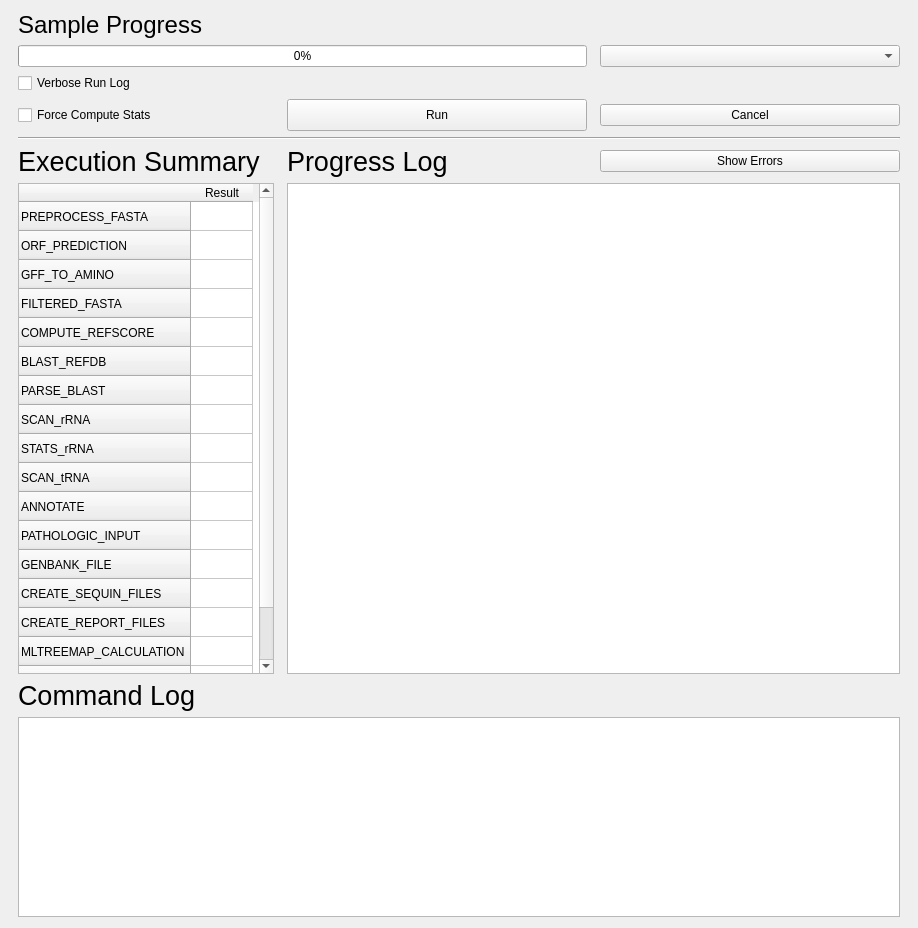
hallamlab/MetaPathwaysGUI, file tabs/ProgressDialog.ui: the form before one commit.
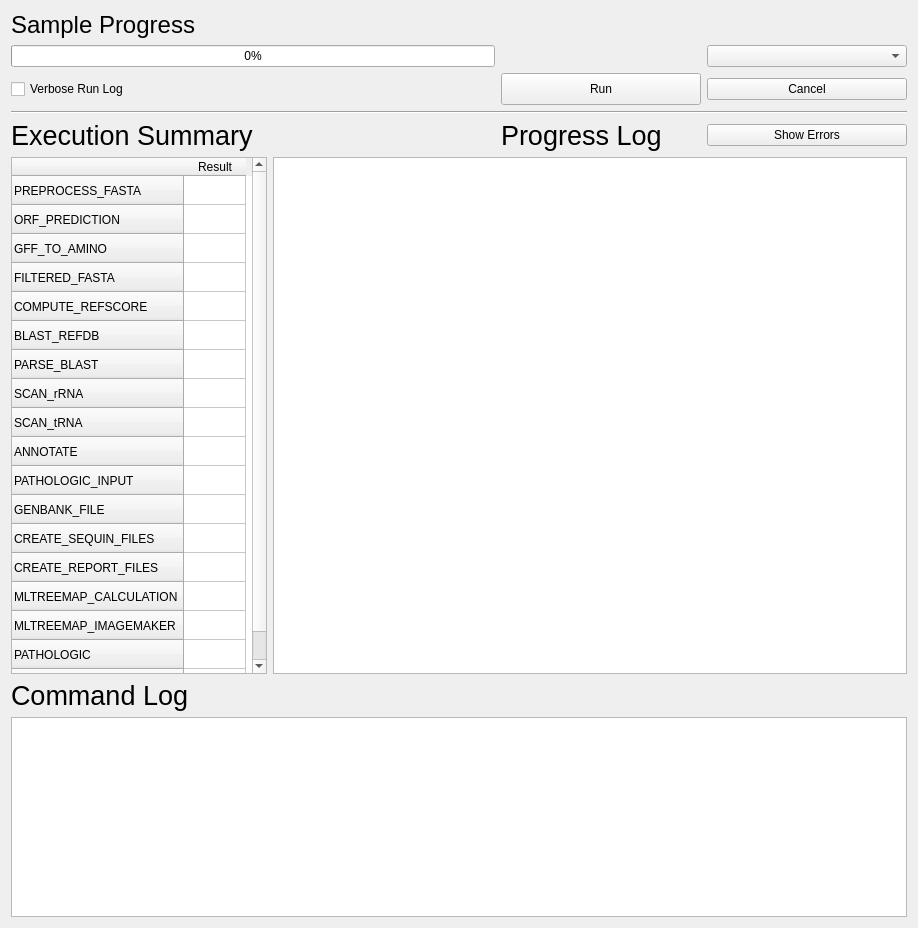
The form after the commit.

The edit to the form file:
```diff
--- a/tabs/ProgressDialog.ui
+++ b/tabs/ProgressDialog.ui
@@ -14,111 +14,10 @@
    <string>Form</string>
   </property>
   <layout class="QGridLayout" name="gridLayout">
-   <item row="3" column="2">
-    <widget class="QPushButton" name="cancelButton">
-     <property name="sizePolicy">
-      <sizepolicy hsizetype="Maximum" vsizetype="Fixed">
-       <horstretch>0</horstretch>
-       <verstretch>0</verstretch>
-      </sizepolicy>
-     </property>
-     <property name="minimumSize">
-      <size>
-       <width>200</width>
-       <height>0</height>
-      </size>
-     </property>
-     <property name="maximumSize">
-      <size>
-       <width>300</width>
-       <height>16777215</height>
-      </size>
-     </property>
-     <property name="text">
-      <string>Cancel</string>
-     </property>
-    </widget>
-   </item>
-   <item row="4" column="0" colspan="3">
-    <widget class="Line" name="line_2">
-     <property name="orientation">
-      <enum>Qt::Horizontal</enum>
-     </property>
-    </widget>
-   </item>
-   <item row="5" column="1">
-    <widget class="QLabel" name="logLabel">
-     <property name="font">
-      <font>
-       <pointsize>20</pointsize>
-      </font>
-     </property>
-     <property name="text">
-      <string>Progress Log</string>
-     </property>
-    </widget>
-   </item>
-   <item row="5" column="2">
-    <widget class="QPushButton" name="showErrors">
-     <property name="text">
-      <string>Show Errors</string>
-     </property>
-    </widget>
-   </item>
-   <item row="2" column="0">
-    <widget class="QCheckBox" name="runVerboseCheckBox">
-     <property name="text">
-      <string>Verbose Run Log</string>
-     </property>
-    </widget>
-   </item>
    <item row="5" column="0">
-    <widget class="QLabel" name="summaryLabel">
-     <property name="font">
-      <font>
-       <pointsize>20</pointsize>
-      </font>
-     </property>
-     <property name="text">
-      <string>Execution Summary</string>
-     </property>
-    </widget>
-   </item>
-   <item row="3" column="0">
-    <widget class="QCheckBox" name="computeStats">
-     <property name="text">
-      <string>Force Compute Stats</string>
-     </property>
-    </widget>
-   </item>
-   <item row="0" column="0">
-    <widget class="QLabel" name="progressLabel">
-     <property name="font">
-      <font>
-       <pointsize>18</pointsize>
-      </font>
-     </property>
-     <property name="text">
-      <string>Sample Progress</string>
-     </property>
-    </widget>
-   </item>
-   <item row="7" column="0">
-    <widget class="QLabel" name="label">
-     <property name="font">
-      <font>
-       <pointsize>20</pointsize>
-      </font>
-     </property>
-     <property name="text">
-      <string>Command Log</string>
-     </property>
-    </widget>
-   </item>
-   <item row="6" column="0">
     <widget class="QTableWidget" name="summaryTable">
      <property name="sizePolicy">
-      <sizepolicy hsizetype="Fixed" vsizetype="Expanding">
+      <sizepolicy hsizetype="Maximum" vsizetype="Minimum">
        <horstretch>0</horstretch>
        <verstretch>0</verstretch>
       </sizepolicy>
@@ -184,11 +83,6 @@
        <string>SCAN_rRNA</string>
       </property>
      </row>
-     <row>
-      <property name="text">
-       <string>STATS_rRNA</string>
-      </property>
-     </row>
      <row>
       <property name="text">
        <string>SCAN_tRNA</string>
@@ -234,6 +128,11 @@
        <string>PATHOLOGIC</string>
       </property>
      </row>
+     <row>
+      <property name="text">
+       <string>RPKM</string>
+      </property>
+     </row>
      <column>
       <property name="text">
        <string>Result</string>
@@ -241,23 +140,110 @@
      </column>
     </widget>
    </item>
-   <item row="6" column="1" colspan="2">
-    <widget class="QTextBrowser" name="logBrowser">
+   <item row="0" column="0">
+    <widget class="QLabel" name="progressLabel">
+     <property name="font">
+      <font>
+       <pointsize>18</pointsize>
+      </font>
+     </property>
+     <property name="text">
+      <string>Sample Progress</string>
+     </property>
+    </widget>
+   </item>
+   <item row="6" column="0">
+    <widget class="QLabel" name="label">
+     <property name="font">
+      <font>
+       <pointsize>20</pointsize>
+      </font>
+     </property>
+     <property name="text">
+      <string>Command Log</string>
+     </property>
+    </widget>
+   </item>
+   <item row="4" column="3">
+    <widget class="QPushButton" name="showErrors">
+     <property name="text">
+      <string>Show Errors</string>
+     </property>
+    </widget>
+   </item>
+   <item row="2" column="3">
+    <widget class="QPushButton" name="cancelButton">
      <property name="sizePolicy">
-      <sizepolicy hsizetype="Preferred" vsizetype="Expanding">
+      <sizepolicy hsizetype="Minimum" vsizetype="Fixed">
        <horstretch>0</horstretch>
        <verstretch>0</verstretch>
       </sizepolicy>
      </property>
      <property name="minimumSize">
       <size>
-       <width>400</width>
-       <height>228</height>
+       <width>200</width>
+       <height>0</height>
       </size>
      </property>
+     <property name="maximumSize">
+      <size>
+       <width>300</width>
+       <height>16777215</height>
+      </size>
+     </property>
+     <property name="text">
+      <string>Cancel</string>
+     </property>
     </widget>
    </item>
-   <item row="8" column="0" colspan="3">
+   <item row="2" column="2">
+    <widget class="QPushButton" name="runButton">
+     <property name="sizePolicy">
+      <sizepolicy hsizetype="Minimum" vsizetype="Fixed">
+       <horstretch>0</horstretch>
+       <verstretch>0</verstretch>
+      </sizepolicy>
+     </property>
+     <property name="minimumSize">
+      <size>
+       <width>200</width>
+       <height>32</height>
+      </size>
+     </property>
+     <property name="maximumSize">
+      <size>
+       <width>300</width>
+       <height>32</height>
+      </size>
+     </property>
+     <property name="text">
+      <string>Run</string>
+     </property>
+    </widget>
+   </item>
+   <item row="1" column="3">
+    <widget class="QComboBox" name="sampleSelect">
+     <property name="sizePolicy">
+      <sizepolicy hsizetype="Minimum" vsizetype="Fixed">
+       <horstretch>0</horstretch>
+       <verstretch>0</verstretch>
+      </sizepolicy>
+     </property>
+    </widget>
+   </item>
+   <item row="4" column="2">
+    <widget class="QLabel" name="logLabel">
+     <property name="font">
+      <font>
+       <pointsize>20</pointsize>
+      </font>
+     </property>
+     <property name="text">
+      <string>Progress Log</string>
+     </property>
+    </widget>
+   </item>
+   <item row="7" column="0" colspan="4">
     <widget class="QTextEdit" name="standardOut">
      <property name="sizePolicy">
       <sizepolicy hsizetype="Expanding" vsizetype="Minimum">
@@ -276,45 +262,87 @@
      </property>
     </widget>
    </item>
+   <item row="3" column="0" colspan="4">
+    <widget class="Line" name="line_2">
+     <property name="orientation">
+      <enum>Qt::Horizontal</enum>
+     </property>
+    </widget>
+   </item>
+   <item row="2" column="0">
+    <widget class="QCheckBox" name="runVerboseCheckBox">
+     <property name="text">
+      <string>Verbose Run Log</string>
+     </property>
+    </widget>
+   </item>
+   <item row="1" column="2">
+    <spacer name="horizontalSpacer">
+     <property name="orientation">
+      <enum>Qt::Horizontal</enum>
+     </property>
+     <property name="sizeType">
+      <enum>QSizePolicy::Minimum</enum>
+     </property>
+     <property name="sizeHint" stdset="0">
+      <size>
+       <width>40</width>
+       <height>20</height>
+      </size>
+     </property>
+    </spacer>
+   </item>
+   <item row="4" column="0">
+    <widget class="QLabel" name="summaryLabel">
+     <property name="font">
+      <font>
+       <pointsize>20</pointsize>
+      </font>
+     </property>
+     <property name="text">
+      <string>Execution Summary</string>
+     </property>
+    </widget>
+   </item>
+   <item row="2" column="1">
+    <spacer name="horizontalSpacer_2">
+     <property name="orientation">
+      <enum>Qt::Horizontal</enum>
+     </property>
+     <property name="sizeHint" stdset="0">
+      <size>
+       <width>40</width>
+       <height>20</height>
+      </size>
+     </property>
+    </spacer>
+   </item>
    <item row="1" column="0" colspan="2">
     <widget class="QProgressBar" name="progressBar">
+     <property name="sizePolicy">
+      <sizepolicy hsizetype="Preferred" vsizetype="Fixed">
+       <horstretch>0</horstretch>
+       <verstretch>0</verstretch>
+      </sizepolicy>
+     </property>
      <property name="value">
       <number>0</number>
      </property>
     </widget>
    </item>
-   <item row="3" column="1">
-    <widget class="QPushButton" name="runButton">
+   <item row="5" column="1" colspan="3">
+    <widget class="QTextBrowser" name="logBrowser">
      <property name="sizePolicy">
-      <sizepolicy hsizetype="Minimum" vsizetype="Fixed">
+      <sizepolicy hsizetype="MinimumExpanding" vsizetype="Expanding">
        <horstretch>0</horstretch>
        <verstretch>0</verstretch>
       </sizepolicy>
      </property>
      <property name="minimumSize">
       <size>
-       <width>200</width>
-       <height>32</height>
+       <width>400</width>
+       <height>228</height>
       </size>
-     </property>
-     <property name="maximumSize">
-      <size>
-       <width>300</width>
-       <height>32</height>
-      </size>
-     </property>
-     <property name="text">
-      <string>Run</string>
-     </property>
-    </widget>
-   </item>
-   <item row="1" column="2">
-    <widget class="QComboBox" name="sampleSelect">
-     <property name="sizePolicy">
-      <sizepolicy hsizetype="Minimum" vsizetype="Fixed">
-       <horstretch>0</horstretch>
-       <verstretch>0</verstretch>
-      </sizepolicy>
      </property>
     </widget>
    </item>
```
